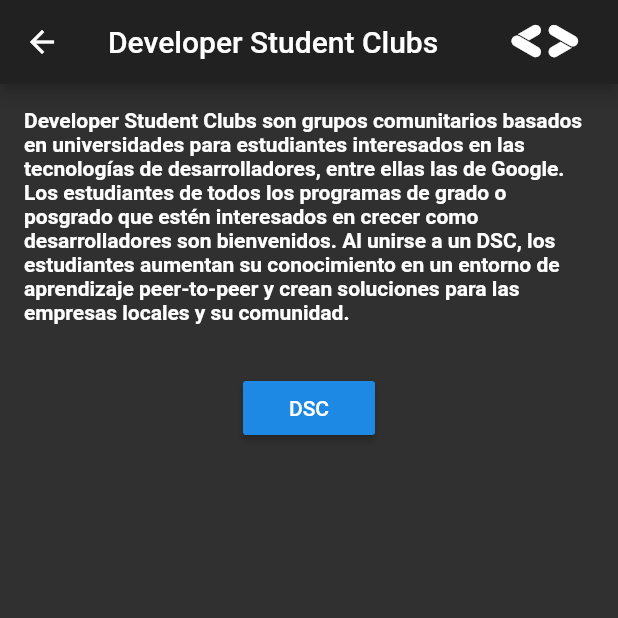
After one commit to DSC-UPV/ComunicaT, a Flutter app: the CodePage screen opened directly, on a phone screen of 412 x 824 dp, the top half of it. The commit adds this screen. Run offline on Flutter 3.47's test engine with Material 2 defaults, Android fonts, the phone set to English and light mode, and no system bars.

Commit message:
Add files via upload

```diff
--- /dev/null
+++ b/lib/my_flutter_app_icons.dart
@@ -0,0 +1,26 @@
+/// Flutter icons MyFlutterApp
+/// Copyright (C) 2020 by original authors @ fluttericon.com, fontello.com
+/// This font was generated by FlutterIcon.com, which is derived from Fontello.
+///
+/// To use this font, place it in your fonts/ directory and include the
+/// following in your pubspec.yaml
+///
+/// flutter:
+///   fonts:
+///    - family:  MyFlutterApp
+///      fonts:
+///       - asset: fonts/MyFlutterApp.ttf
+///
+///
+///
+import 'package:flutter/widgets.dart';
+
+class MyCustomIcons {
+  MyCustomIcons._();
+
+  static const _kFontFam = 'MyCustomIcons';
+
+  static const IconData image2vector = IconData(0xe800, fontFamily: _kFontFam);
+  static const IconData image2vector__1_ = IconData(0xe801, fontFamily: _kFontFam);
+  static const IconData image2vector__2_ = IconData(0xe802, fontFamily: _kFontFam);
+}
--- /dev/null
+++ b/lib/pages/code_page.dart
@@ -0,0 +1,60 @@
+import 'package:flutter/material.dart';
+import "package:comunicat/my_flutter_app_icons.dart";
+import 'package:url_launcher/url_launcher.dart';
+class CodePage extends StatefulWidget {
+
+  CodePage();
+
+  State<StatefulWidget> createState() {
+    return _CodePage();
+  }
+}
+_launchURL() {
+  launch('https://dsc.webs.upv.es/');
+}
+
+_launchURL2() {
+  launch('https://www.instagram.com/dsc_valencia/');
+}
+
+class _CodePage extends State<CodePage> {
+  @override
+  Widget build(BuildContext context) {
+    return Scaffold(
+      appBar: AppBar(
+        leading: BackButton(),
+        actions: <Widget>[
+          Tab(icon: Icon(MyCustomIcons.image2vector__2_)),
+          Tab(icon: Icon(MyCustomIcons.image2vector__1_)),
+          Tab(icon: Icon(MyCustomIcons.image2vector__1_)),
+        ],
+        title: Text("Developer Student Clubs"),
+
+      ),
+      body: Column(
+
+        children: [Padding(
+          padding: const EdgeInsets.all(16.0),
+          child: Text('Developer Student Clubs son grupos comunitarios basados en universidades para estudiantes interesados en las tecnologías de desarrolladores, entre ellas las de Google. Los estudiantes de todos los programas de grado o posgrado que estén interesados en crecer como desarrolladores son bienvenidos. Al unirse a un DSC, los estudiantes aumentan su conocimiento en un entorno de aprendizaje peer-to-peer y crean soluciones para las empresas locales y su comunidad.',
+            style: TextStyle(fontWeight: FontWeight.bold),
+          ),
+        ),
+          Padding(
+            padding: const EdgeInsets.all(16.0),
+            child: RaisedButton(
+              onPressed: _launchURL,
+              onLongPress: _launchURL2,
+              child: Text('DSC'),
+            ),
+          ),
+        ],
+
+
+
+      ),
+
+    );
+
+
+  }
+}
--- a/pubspec.yaml
+++ b/pubspec.yaml
@@ -19,7 +19,7 @@ environment:
 dependencies:
   flutter:
     sdk: flutter
-
+  url_launcher:
   # The following adds the Cupertino Icons font to your application.
   # Use with the CupertinoIcons class for iOS style icons.
   cupertino_icons: ^0.1.2
@@ -42,6 +42,10 @@ flutter_icons:
 
 # The following section is specific to Flutter.
 flutter:
+  fonts:
+    - family:  MyCustomIcons
+      fonts:
+        - asset: assets/MyFlutterApp.ttf
 
   # The following line ensures that the Material Icons font is
   # included with your application, so that you can use the icons in
```
Also changed, not shown: lib/buttons/code_button.dart (added, +24 -0 lines), lib/main.dart (+9 -3 lines), assets/MyFlutterApp.ttf (added), pubspec.lock, 20 other files.
